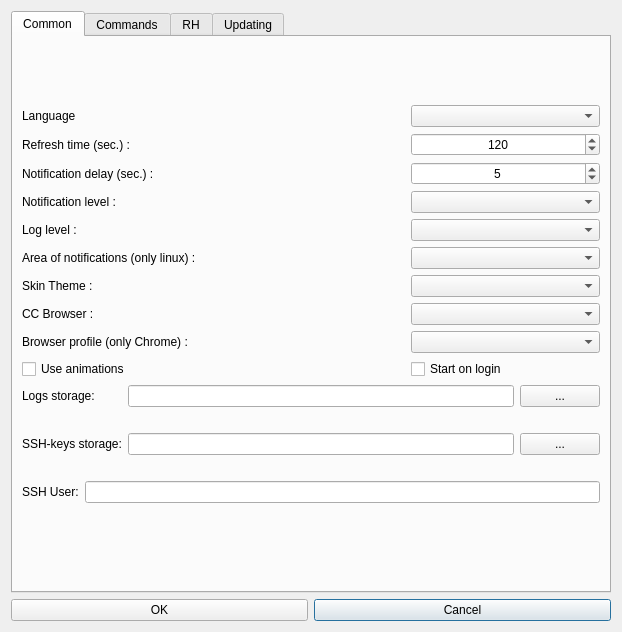
subutai-io/control-center, file hub/forms/DlgSettings.ui: the form before one commit.
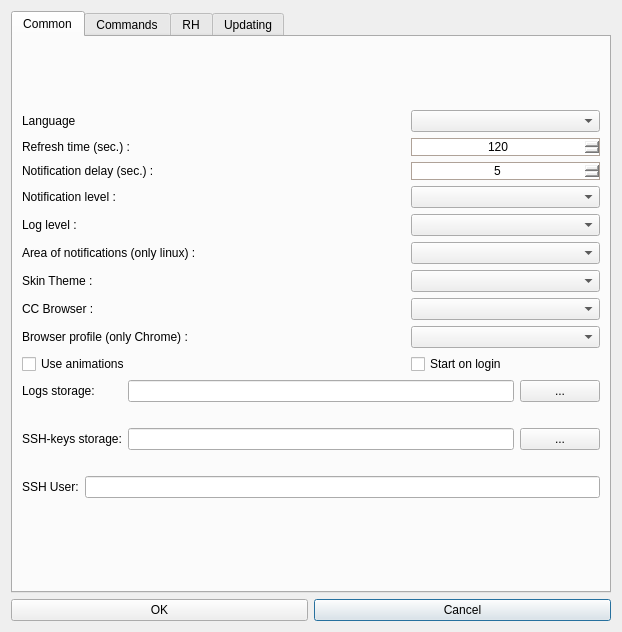
The form after the commit. Icons and pictures are not drawn.

Commit message: #1246 add border for spinboxes

```diff
--- a/hub/forms/DlgSettings.ui
+++ b/hub/forms/DlgSettings.ui
@@ -65,6 +65,11 @@
            </item>
            <item row="2" column="2">
             <widget class="QSpinBox" name="sb_notification_delay">
+             <property name="styleSheet">
+              <string notr="true">border-width: 1px;
+border-style: solid;
+border-color: rgb(175, 162, 152)</string>
+             </property>
              <property name="alignment">
               <set>Qt::AlignCenter</set>
              </property>
@@ -243,6 +248,11 @@
            </item>
            <item row="1" column="2">
             <widget class="QSpinBox" name="sb_refresh_timeout">
+             <property name="styleSheet">
+              <string notr="true">border-width: 1px;
+border-style: solid;
+border-color: rgb(175, 162, 152)</string>
+             </property>
              <property name="alignment">
               <set>Qt::AlignCenter</set>
              </property>
```
Left out of the diff: 1 changed line with no effect on the pictures.
